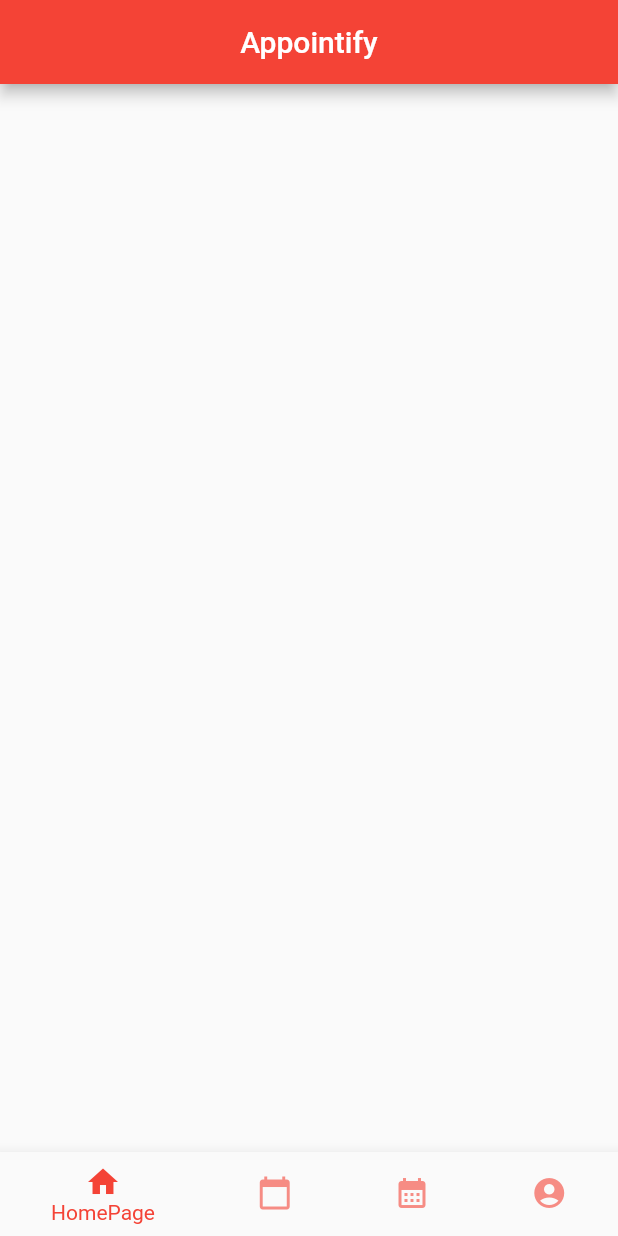
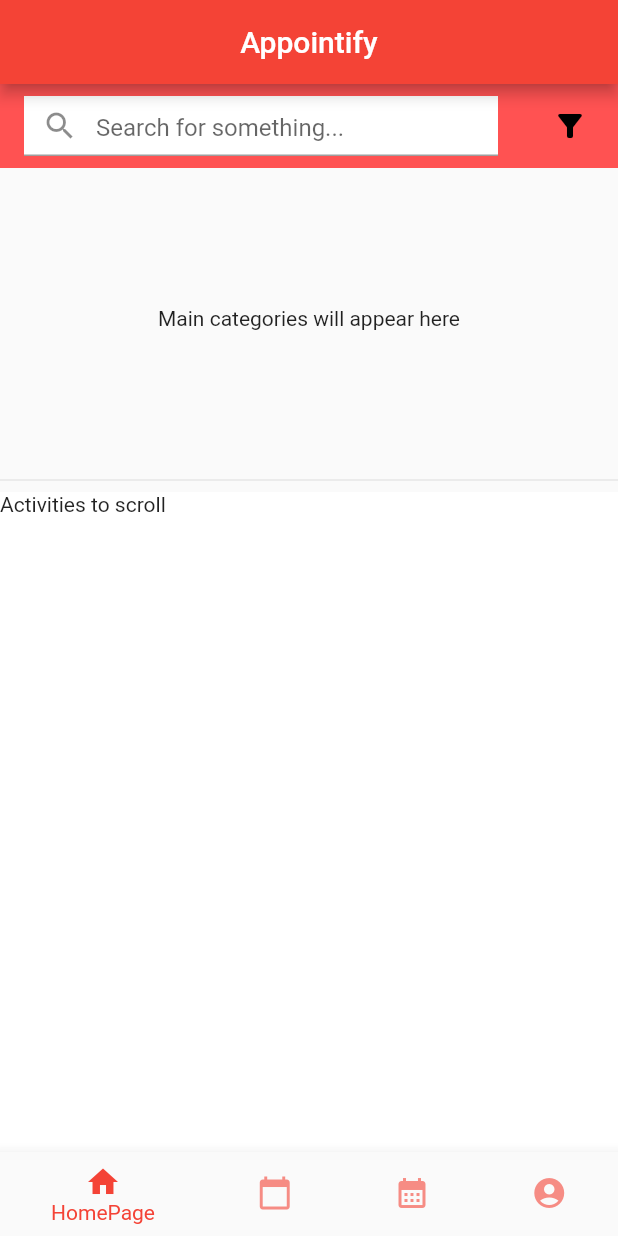
Before and after one commit to SimoneColuccio/DIMAppointify, a Flutter app: the screen it shows after launch, on a phone screen of 412 x 824 dp. Run offline on Flutter 3.47's test engine with Material 2 defaults, Android fonts, the phone set to English and light mode, and no system bars.

Commit message:
completed skeleton of home page (missing queries to DB)

```diff
--- /dev/null
+++ b/lib/Data/activity.dart
@@ -0,0 +1,13 @@
+class Activity{
+  final String name;
+
+  const Activity({
+    required this.name
+  });
+}
+const allActivities = [
+  Activity(name: 'Name1'),
+  Activity(name: 'Name2'),
+  Activity(name: 'Name3'),
+  Activity(name: 'Name4'),
+];
--- a/lib/Pages/accountPage.dart
+++ b/lib/Pages/accountPage.dart
@@ -1,6 +1,6 @@
 
 import 'package:flutter/material.dart';
-
+//Feature/Stream Builder
 class AccountPage extends StatefulWidget {
   const AccountPage({super.key, required this.index});
 
--- a/lib/Pages/homePage.dart
+++ b/lib/Pages/homePage.dart
@@ -1,5 +1,7 @@
+
 
 import 'package:flutter/material.dart';
+import 'package:my_app/Data/activity.dart';
 
 class HomePage extends StatefulWidget {
   const HomePage({super.key, required this.index, required this.title});
@@ -8,24 +10,143 @@
   final String title;
 
   @override
-  State<HomePage> createState() => _HomePageState(this.index, this.title);
+  State<HomePage> createState() => _HomePageState(index, title);
 }
 
 class _HomePageState extends State<HomePage> {
   _HomePageState(this.ind, this.tit);
   final int ind;
   final String tit;
-  Icon customIcon = const Icon(Icons.search);
-  Widget customSearchBar = const Text('Search for an activity');
+  //Icon customIcon = const Icon(Icons.search);
+  //Widget customSearchBar = const Text('Search for an activity');
+
+  final controller = TextEditingController();
+  List<Activity> activities = allActivities;
+  final searchFocusNode = FocusNode();
+
+  bool filtering = false;
+  bool sug = false;
+
+  @override
+  void initState() {
+    super.initState();
+    searchFocusNode.addListener(onFocusChanged);
+  }
+
+  void onFocusChanged() {
+    if(searchFocusNode.hasFocus) {
+      controller.text = "";
+    }
+  }
 
   @override
   Widget build(BuildContext context) {
     return Scaffold(
       appBar: AppBar(
         title: Text(tit),
-        automaticallyImplyLeading: false, //to prevent automatic return button
+        automaticallyImplyLeading: false,
         centerTitle: true,
       ),
+      body: CustomScrollView(
+        slivers: [
+          if (!filtering) SliverAppBar(
+            backgroundColor: Colors.redAccent,
+            automaticallyImplyLeading: false,
+            floating: true,
+            pinned: true,
+            snap: false,
+            title: Container(
+              width: double.infinity,
+              height: 40,
+              color: Colors.white,
+              child: TextField(
+                controller: controller,
+                focusNode: searchFocusNode,
+                decoration: InputDecoration(
+                  prefixIcon: const Icon(Icons.search),
+                  hintText: 'Search for something...',
+                  suffixIcon: createSuffix(),
+                ),
+                onSubmitted: (text) {
+                  Navigator.pushNamed(context, '/account');//When submitted go to account page
+                  },
+                onChanged: (text) {
+                  setState(() {});
+                },
+                onTap: () => setState(() {
+                  sug = true;
+                }),
+              ),
+            ),
+            actions: [
+              TextButton(
+                  onPressed: () {
+                    filtering = !filtering;
+                    searchFocusNode.unfocus();
+                    setState(() {});
+                    },//Open filtering options
+                  child: const Icon(Icons.filter_alt, color: Colors.black,)
+              )
+            ],
+          ),
+          SliverList(
+            delegate: SliverChildListDelegate(
+              [
+                if (filtering) Column(
+                  children: [
+                    for (int i = 0; i<10; i++) Row(
+                      children: const [
+                          Text("Filter options")
+                      ],
+                    ),
+                    Row(
+                      mainAxisAlignment: MainAxisAlignment.end,
+                      crossAxisAlignment: CrossAxisAlignment.end,
+                      children: [
+                        Expanded(
+                          child: OutlinedButton(
+                            onPressed: () => setState(() {
+                              filtering = false;
+                            }), child: const Text("Discard"),
+                          ),
+                        ),
+                        const SizedBox(width: 10,),
+                        Expanded(
+                          child: ElevatedButton(
+                            onPressed: () => setState(() {
+                              filtering = false;
+                            }), child: const Text("Apply"),
+                          ),
+                        )
+                      ],
+                    )
+                  ],
+                ),
+                if(!searchFocusNode.hasFocus & !filtering) const SizedBox(
+                  height: 200,
+                  child: Center(
+                    child: Text(
+                      'Main categories will appear here',
+                    ),
+                  ),
+                ),
+                if(!searchFocusNode.hasFocus & !filtering) const Divider(),
+                if(!searchFocusNode.hasFocus & !filtering) Container(
+                  height: 1000,
+                  color: Colors.white,
+                  child: const Text('Activities to scroll'),
+                ),
+                if(sug & !filtering) Container(
+                  height: 1000,
+                  color: Colors.white,
+                  child: const Text('Suggestions to scroll'),
+                ),
+              ]
+            ),
+          ),
+        ],
+      ),
+
       bottomNavigationBar: BottomNavigationBar(
         currentIndex: ind,
         selectedItemColor: Colors.red,
@@ -64,4 +185,17 @@
       )
     );
   }
+
+  IconButton? createSuffix(){
+    return searchFocusNode.hasFocus
+        ? IconButton(
+          onPressed: (){
+            controller.text = "";
+            searchFocusNode.unfocus();
+            setState(() {});
+            return;
+          },
+          icon: const Icon(Icons.clear)
+        ) : null;
+  }
 }
```
